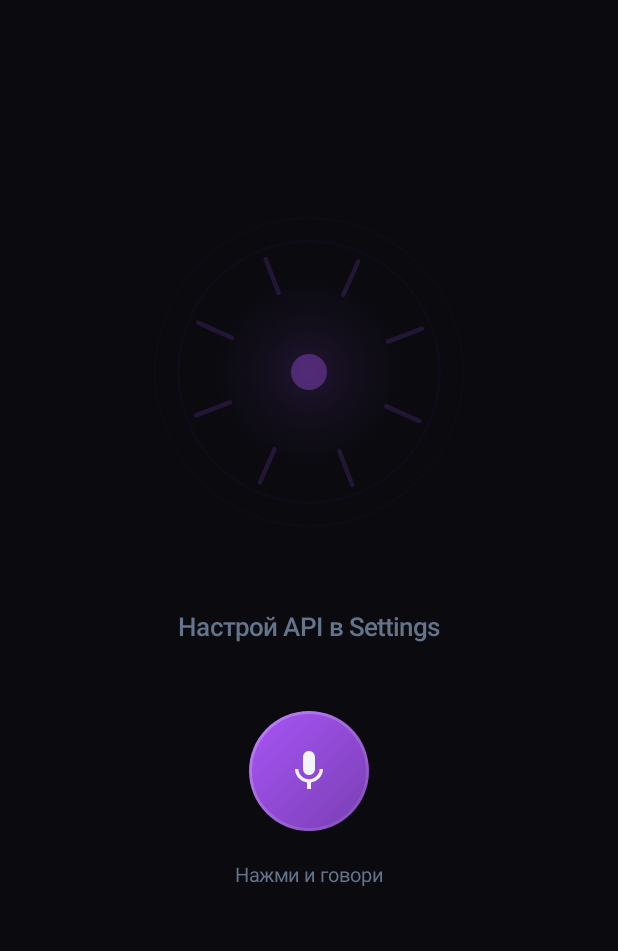
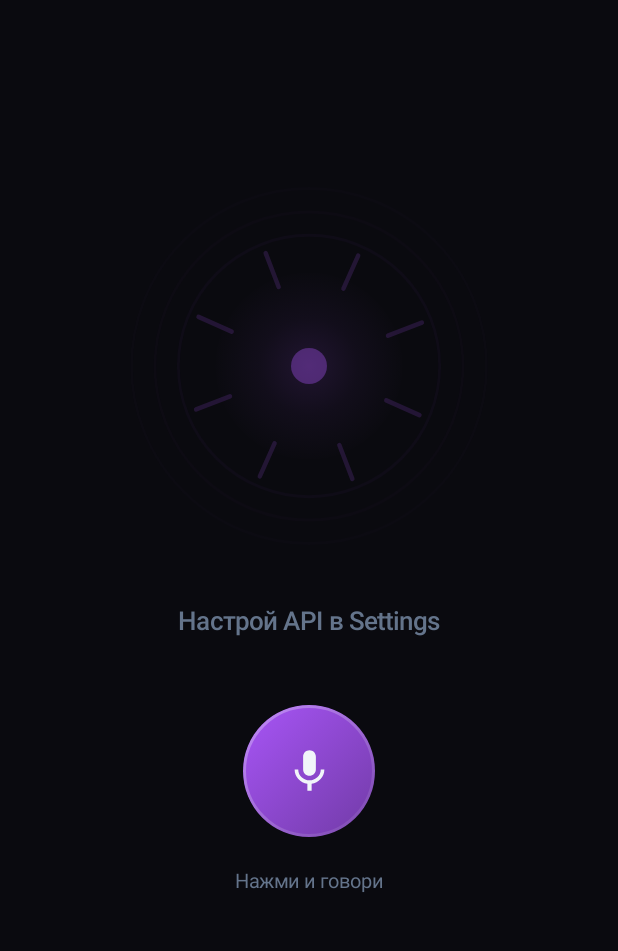
Before and after one commit to popasuper93-code/VoiceCore, an Android app built with Jetpack Compose: the screen it shows after launch (MainActivity), on a phone screen of 412 x 824 dp, the part 83-1034 px from its top. Run offline under Robolectric (Android 15) with nearby library versions, the phone set to English and light mode, and no system bars; our stand-ins replace Room's generated code.

Commit message:
Polish MicButton

```diff
--- a/app/src/main/java/com/voicecore/app/ui/components/MicButton.kt
+++ b/app/src/main/java/com/voicecore/app/ui/components/MicButton.kt
@@ -17,7 +17,7 @@ import androidx.compose.runtime.Composable
 import androidx.compose.runtime.getValue
 import androidx.compose.runtime.remember
 import androidx.compose.ui.Alignment
-import androidx.compose.ui.*
+import androidx.compose.ui.Modifier
 import androidx.compose.ui.draw.clip
 import androidx.compose.ui.draw.scale
 import androidx.compose.ui.graphics.Brush
@@ -34,20 +34,46 @@ fun MicButton(
     modifier: Modifier = Modifier
 ) {
     val isActive = state == AssistantState.LISTENING || state == AssistantState.SPEAKING
-    val scale by animateFloatAsState(if (isActive) 1.08f else 1f, tween(200), label = "s")
-    val gradient = Brush.linearGradient(
-        if (state == AssistantState.LISTENING) listOf(NeonCyan, NeonPurple)
-        else listOf(NeonPurple, NeonPurple.copy(alpha = 0.7f))
+    val scale by animateFloatAsState(
+        targetValue = if (isActive) 1.1f else 1f,
+        animationSpec = tween(220),
+        label = "micScale"
     )
+
+    val colors = when (state) {
+        AssistantState.LISTENING -> listOf(NeonCyan, NeonPurple)
+        AssistantState.SPEAKING -> listOf(NeonPurple, NeonCyan)
+        else -> listOf(NeonPurple, NeonPurple.copy(alpha = 0.65f))
+    }
+
     Box(
-        modifier = modifier.size(80.dp).scale(scale).clip(CircleShape).background(gradient)
-            .border(2.dp, Brush.linearGradient(listOf(TextPrimary.copy(alpha = 0.3f), TextPrimary.copy(alpha = 0.05f))), CircleShape)
-            .clickable(remember { MutableInteractionSource() }, null, onClick = onClick),
+        modifier = modifier
+            .size(88.dp)
+            .scale(scale)
+            .clip(CircleShape)
+            .background(Brush.linearGradient(colors))
+            .border(
+                width = 2.dp,
+                brush = Brush.linearGradient(
+                    listOf(
+                        TextPrimary.copy(alpha = 0.35f),
+                        TextPrimary.copy(alpha = 0.05f)
+                    )
+                ),
+                shape = CircleShape
+            )
+            .clickable(
+                interactionSource = remember { MutableInteractionSource() },
+                indication = null,
+                onClick = onClick
+            ),
         contentAlignment = Alignment.Center
     ) {
         Icon(
-            if (state == AssistantState.LISTENING) Icons.Default.Stop else Icons.Default.Mic,
-            null, tint = TextPrimary, modifier = Modifier.size(32.dp)
+            imageVector = if (state == AssistantState.LISTENING) Icons.Default.Stop else Icons.Default.Mic,
+            contentDescription = null,
+            tint = TextPrimary,
+            modifier = Modifier.size(34.dp)
         )
     }
 }
```
